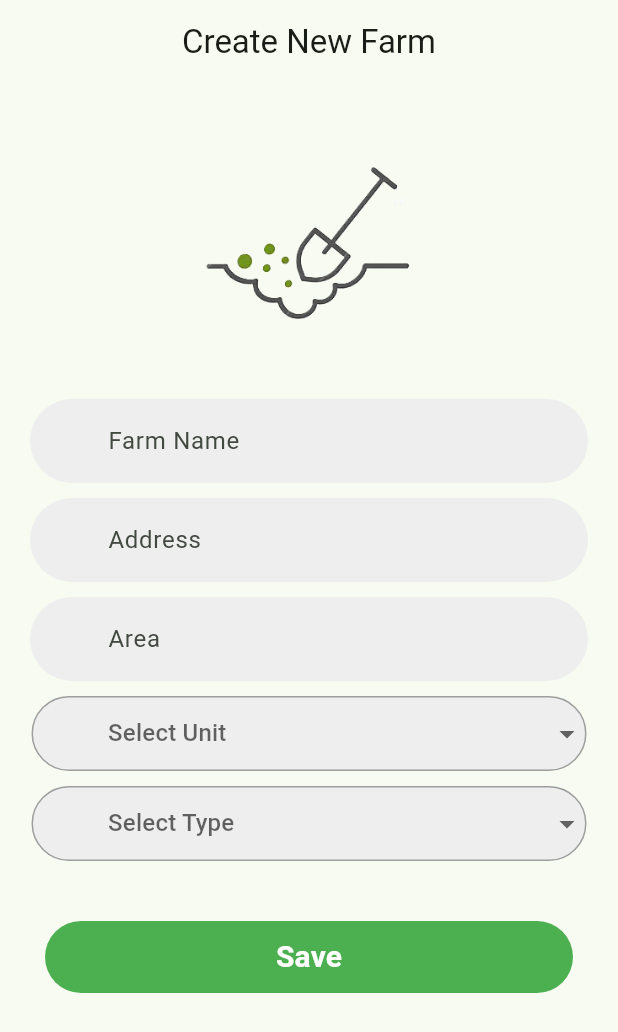
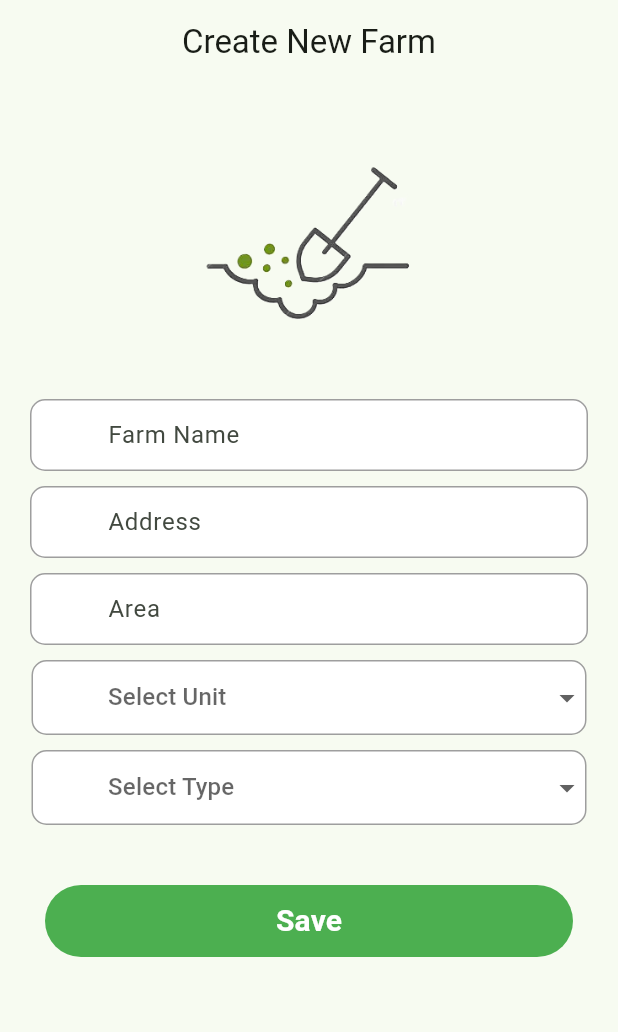
Before and after one commit to ShriHerwade/sheti_next, a Flutter app: the screen it shows after launch, on a phone screen of 412 x 824 dp. Shown: the top 1032 px of the screen. Run offline on Flutter 3.47's test engine with Material 2 defaults, Android fonts, the phone set to English and light mode, and no system bars; our stand-ins replace google_nav_bar, introduction_screen, shared_preferences, sqflite, toast; accounts and stored records are empty.

Commit message:
border shape updated

```diff
--- a/lib/zebra/common/widgets/NxTextFormField.dart
+++ b/lib/zebra/common/widgets/NxTextFormField.dart
@@ -40,21 +40,22 @@ class NxTextFormField extends StatelessWidget {
         },
         decoration: InputDecoration(
             enabledBorder: OutlineInputBorder(
-                borderRadius: BorderRadius.all(Radius.circular(30.0)),
-                borderSide: BorderSide(color: Colors.transparent)),
+                borderRadius: BorderRadius.all(Radius.circular(10.0)),
+                borderSide: BorderSide(color: Colors.grey)),
             focusedBorder: OutlineInputBorder(
-                borderRadius: BorderRadius.all(Radius.circular(30.0)),
+                borderRadius: BorderRadius.all(Radius.circular(10.0)),
                 borderSide: BorderSide(color: Colors.lightGreen)),
             disabledBorder: OutlineInputBorder(
-                borderRadius: BorderRadius.all(Radius.circular(30.0)),
+                borderRadius: BorderRadius.all(Radius.circular(10.0)),
                 borderSide: BorderSide(color: Colors.grey)),
             errorBorder: OutlineInputBorder(
-                borderRadius: BorderRadius.all(Radius.circular(30.0)),
+                borderRadius: BorderRadius.all(Radius.circular(10.0)),
                 borderSide: BorderSide(color: Colors.grey)),
             prefixIcon: Icon(icon),
             hintText: hintName,
             // labelText: hintName,
-            fillColor: Colors.grey[200],
+            isDense: true,
+            fillColor: Colors.white,
             filled: true),
       ),
     );
--- a/lib/zebra/screen/farming/CreateFarmScreen.dart
+++ b/lib/zebra/screen/farming/CreateFarmScreen.dart
@@ -78,9 +78,9 @@ class _CreateFarmsState extends State<CreateFarms> {
                   Container(
                     width: 370,
                     decoration: BoxDecoration(
-                      borderRadius: BorderRadius.all(Radius.circular(30.0)),
+                      borderRadius: BorderRadius.all(Radius.circular(10.0)),
                       border: Border.all(color: Colors.grey),
-                      color: Colors.grey[200],
+                      color: Colors.white,
                     ),
                     child: DropdownButtonHideUnderline(
                       child: DropdownButton<String>(
@@ -113,9 +113,9 @@ class _CreateFarmsState extends State<CreateFarms> {
                   Container(
                     width: 370,
                     decoration: BoxDecoration(
-                      borderRadius: BorderRadius.all(Radius.circular(30.0)),
+                      borderRadius: BorderRadius.all(Radius.circular(10.0)),
                       border: Border.all(color: Colors.grey),
-                      color: Colors.grey[200],
+                      color: Colors.white,
                     ),
                     child: DropdownButtonHideUnderline(
                       child: DropdownButton<String>(
```
